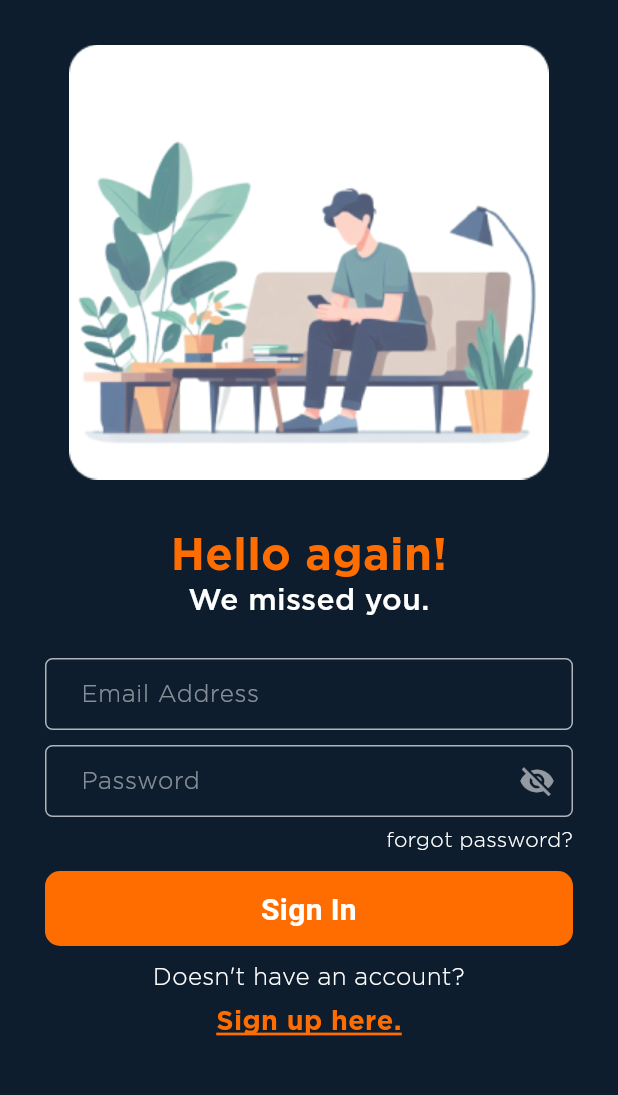
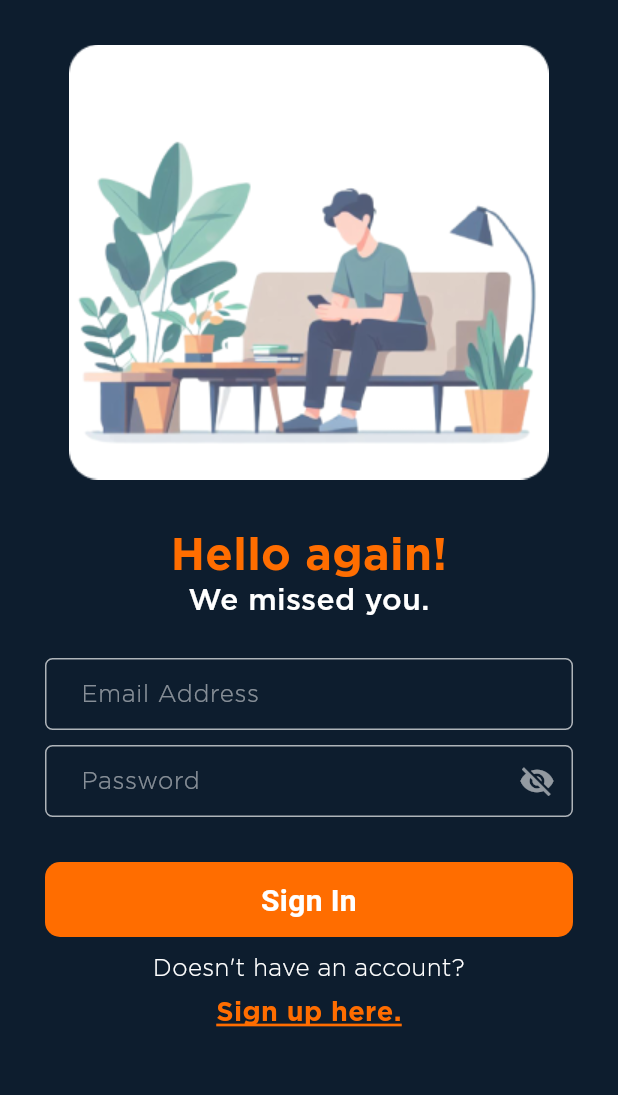
Before and after one commit to adarshcm10/CREDKiT, a Flutter app: the SignIn screen opened directly, on a phone screen of 412 x 824 dp, the part 83-1178 px from its top. Run offline on Flutter 3.47's test engine with Material 3 defaults, Android fonts, the phone set to English and light mode, and no system bars; our stand-ins replace cloud_firestore, firebase_auth, firebase_core, firebase_messaging; accounts and stored records are empty; Roboto replaces fonts that are missing (Gotham Black).

Commit message:
Fix forgot password text

```diff
--- a/lib/signin.dart
+++ b/lib/signin.dart
@@ -171,28 +171,7 @@ class _SignInState extends State<SignIn> {
                     ),
                   ),
                 ),
-                Padding(
-                  padding: const EdgeInsets.only(right: 30, top: 5),
-                  child: Row(
-                    mainAxisAlignment: MainAxisAlignment.end,
-                    children: [
-                      GestureDetector(
-                        onTap: () {},
-                        child: const Text(
-                          'forgot password?',
-                          textAlign: TextAlign.right,
-                          style: TextStyle(
-                            color: Colors.white,
-                            fontSize: 14,
-                            fontFamily: 'Gotham',
-                            fontWeight: FontWeight.w300,
-                            height: 0.09,
-                          ),
-                        ),
-                      ),
-                    ],
-                  ),
-                ),
+
                 Padding(
                   padding: const EdgeInsets.only(top: 20, right: 30, left: 30),
                   child: GestureDetector(
```
